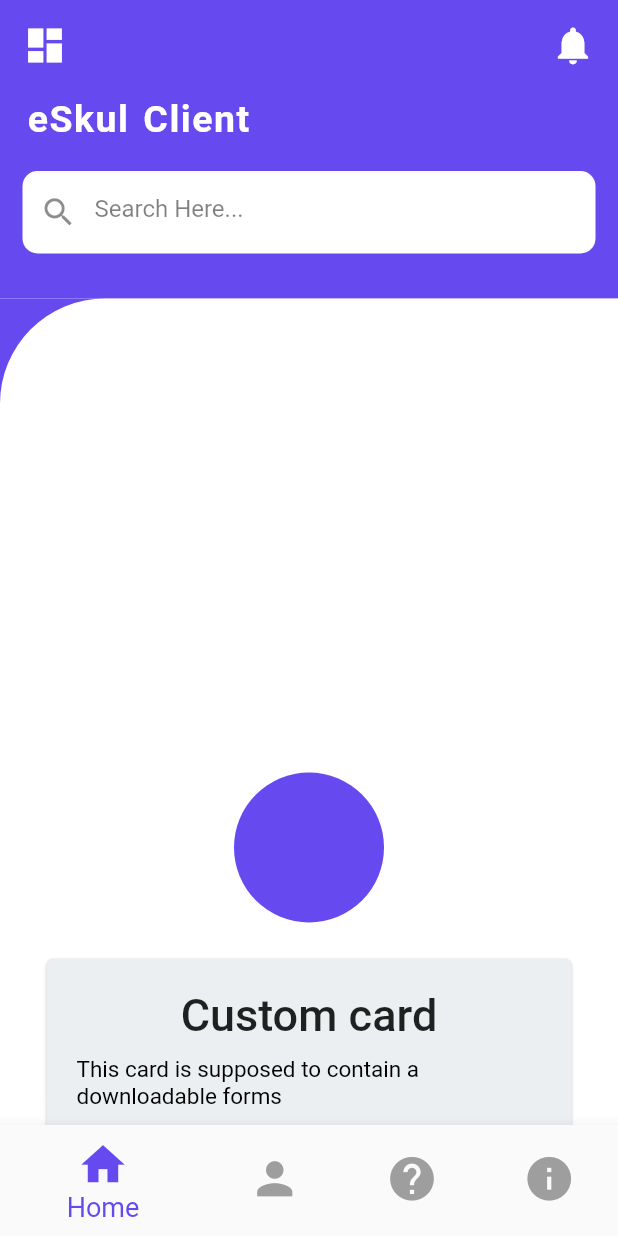
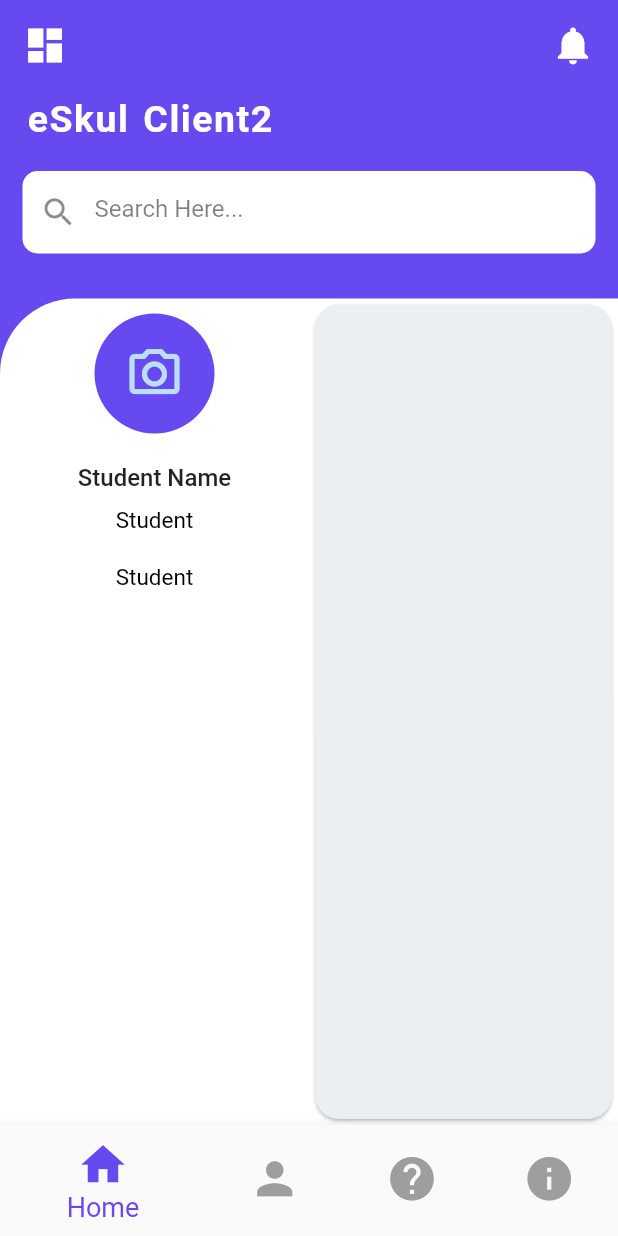
Before and after one commit to NellyLumor/eSkul, a Flutter app: the DocumentsCls screen opened directly, on a phone screen of 412 x 824 dp. Run offline on Flutter 3.47's test engine with Material 2 defaults, Android fonts, the phone set to English and light mode, and no system bars.

Commit message:
fix scrolling and layout on DocumentsCls

```diff
--- a/lib/main.dart
+++ b/lib/main.dart
@@ -2,12 +2,12 @@
 
 import 'package:flutter/material.dart';
 import 'package:eskul_project/screens/welcome_screen.dart';
+
 void main() {
   runApp(MyApp());
 }
 
 class MyApp extends StatelessWidget {
-
   @override
   Widget build(BuildContext context) {
     return MaterialApp(
--- a/lib/screens/home_screen.dart
+++ b/lib/screens/home_screen.dart
@@ -2,6 +2,7 @@ import 'package:flutter/material.dart';
 import 'package:eskul_project/screens/staff_screen.dart';
 import 'package:eskul_project/screens/pages.dart';
 import 'package:eskul_project/screens/administrator_screen.dart';
+
 // ignore: use_key_in_widget_constructors
 class HomePage extends StatelessWidget {
   @override
@@ -18,9 +19,9 @@ class HomePage extends StatelessWidget {
             child: Column(
               crossAxisAlignment: CrossAxisAlignment.start,
               children: [
-                Row(
+                const Row(
                   mainAxisAlignment: MainAxisAlignment.spaceBetween,
-                  children: const [
+                  children: [
                     Icon(
                       Icons.dashboard,
                       size: 30,
@@ -184,7 +185,8 @@ class HomePage extends StatelessWidget {
                                     context,
                                     MaterialPageRoute(
                                       //must be redirected to payment page before the login
-                                      builder: (context) => const DocumentsCls(),
+                                      builder: (context) =>
+                                          const DocumentsCls(),
                                     ),
                                   );
                                 },
@@ -214,10 +216,13 @@ class HomePage extends StatelessWidget {
                                     onTap: () {
                                       Navigator.push(
                                         context,
-                                            MaterialPageRoute(builder: (context) => const AdministratorPage()),
+                                        MaterialPageRoute(
+                                            builder: (context) =>
+                                                const AdministratorPage()),
                                       );
                                     },
-                                        child: const Text('Administrator',
+                                    child: const Text(
+                                      'Administrator',
                                       style: TextStyle(
                                         fontSize: 15,
                                         letterSpacing: 1,
@@ -234,10 +239,13 @@ class HomePage extends StatelessWidget {
                                     onTap: () {
                                       Navigator.push(
                                         context,
-                                            MaterialPageRoute(builder: (context) => const StaffPage()),
+                                        MaterialPageRoute(
+                                            builder: (context) =>
+                                                const StaffPage()),
                                       );
                                     },
-                                        child: const Text('Staff',
+                                    child: const Text(
+                                      'Staff',
                                       style: TextStyle(
                                         fontSize: 16,
                                         letterSpacing: 1,
--- a/lib/screens/pages.dart
+++ b/lib/screens/pages.dart
@@ -11,20 +11,24 @@ class _DocumentsClsState extends State<DocumentsCls> {
   @override
   Widget build(BuildContext context) {
     return Scaffold(
-      body: ListView(
+      backgroundColor: const Color(0xFF674AEF),
+      body: SafeArea(
+        child: Column(
           children: [
+            // top
             Container(
               // ignore: prefer_const_constructors
-            padding: EdgeInsets.only(top: 15, right: 15, left: 15, bottom: 10),
+              padding: const EdgeInsets.only(
+                  top: 15, right: 15, left: 15, bottom: 10),
               decoration: const BoxDecoration(
                 color: Color(0xFF674AEF),
               ),
               child: Column(
                 crossAxisAlignment: CrossAxisAlignment.start,
                 children: [
-                Row(
+                  const Row(
                     mainAxisAlignment: MainAxisAlignment.spaceBetween,
-                  children: const [
+                    children: [
                       Icon(
                         Icons.dashboard,
                         size: 30,
@@ -41,7 +45,7 @@ class _DocumentsClsState extends State<DocumentsCls> {
                   const Padding(
                     padding: EdgeInsets.only(left: 3, bottom: 15),
                     child: Text(
-                    "eSkul Client",
+                      "eSkul Client2",
                       style: TextStyle(
                         fontSize: 25,
                         fontWeight: FontWeight.w600,
@@ -76,69 +80,62 @@ class _DocumentsClsState extends State<DocumentsCls> {
                 ],
               ),
             ),
-          SizedBox(
-            width: MediaQuery.of(context).size.width,
-            height: MediaQuery.of(context).size.height,
-            child: Stack(
+
+            // card
+
+            // Align(
+            //   alignment: Alignment.bottomCenter,
+            //   child: Container(
+            //     width: MediaQuery.of(context).size.width,
+            //     height: MediaQuery.of(context).size.height, // "/ 0.45"
+            //     decoration: const BoxDecoration(
+            //       color: Color(0xFF674AEF),
+            //     ),
+            //   ),
+            // ),
+            Expanded(
+              child: Container(
+                decoration: const BoxDecoration(
+                  borderRadius: BorderRadius.only(
+                    topLeft: Radius.circular(50),
+                  ),
+                  color: Colors.white,
+                ),
+                width: double.infinity,
+                child: Row(
                   children: [
-                Stack(
+                    Expanded(
+                      child: Container(
+                        padding: const EdgeInsets.all(10),
+                        child: const Column(
                           children: [
-                    Align(
-                      alignment: Alignment.bottomCenter,
-                      child: Container(
-                        width: MediaQuery.of(context).size.width,
-                        height: MediaQuery.of(context).size.height, // "/ 0.45"
-                        decoration: const BoxDecoration(
-                          color: Color(0xFF674AEF),
+                            // this is where the forms goes
+                            CircleAvatar(
+                              radius: 40.0,
+                              backgroundColor: Color(0xFF674AEF),
+                              child: Icon(
+                                Icons.camera_alt_outlined,
+                                size: 40,
                               ),
                             ),
-                    ),
-                    Align(
-                      alignment: Alignment.bottomCenter,
-                      child: Container(
-                        width: MediaQuery.of(context).size.width,
-                        height: MediaQuery.of(context).size.height,
-                        padding: const EdgeInsets.only(top: 40, bottom: 30),
-                        decoration: const BoxDecoration(
-                          color: Colors.white,
-                          borderRadius: BorderRadius.only(
-                            topLeft: Radius.circular(70),
-                          ),
-                        ),
-                        child: Column(
-                          mainAxisAlignment: MainAxisAlignment.end,
-                          children: [
-                            // this is where the forms goes
-                            const CircleAvatar(
-                              radius: 50.0,
-                              backgroundColor: Color(0xFF674AEF),
-
-                            ),
-                            const SizedBox(
+                            SizedBox(
                               height: 20,
                             ),
-                            Card(
-                              shadowColor: Colors.black,
-                              color: Colors.blueGrey[50],
-                              child: SizedBox(
-                                width: 350,
-                                height: 350,
-                                child: Padding(
-                                  padding: const EdgeInsets.all(20.0),
-                                  child: Column(
-                                    children: const [
+
                             Text(
-                                        'Custom card',
+                              'Student Name',
                               style: TextStyle(
-                                          fontSize: 30,
+                                fontSize: 16,
                                 fontWeight: FontWeight.w500,
                               ), //TextStyle
-                                      ), //Text
+                            ),
+
+                            //Text
                             SizedBox(
                               height: 10,
                             ), //SizedBox
                             Text(
-                                        'This card is supposed to contain a downloadable forms',
+                              'Student',
                               style: TextStyle(
                                 fontSize: 15,
                                 color: Colors.black,
@@ -146,7 +143,34 @@ class _DocumentsClsState extends State<DocumentsCls> {
                             ), //Text
                             SizedBox(
                               height: 10,
+                            ),
+                            //Text
+                            SizedBox(
+                              height: 10,
                             ), //SizedBox
+                            Text(
+                              'Student',
+                              style: TextStyle(
+                                fontSize: 15,
+                                color: Colors.black,
+                              ), //TextStyle
+                            ),
+                          ],
+                        ),
+                      ),
+                    ),
+                    Expanded(
+                      child: Card(
+                        shadowColor: Colors.black,
+                        color: Colors.blueGrey[50],
+                        shape: RoundedRectangleBorder(
+                            borderRadius: BorderRadius.circular(16)),
+                        child: const SizedBox(
+                          // width: 350,
+                          // height: 350,
+                          child: Column(
+                            children: [
+                              //SizedBox
                               // SizedBox(
                               //   width: 100,
                               //   child: ElevatedButton(
@@ -170,13 +194,9 @@ class _DocumentsClsState extends State<DocumentsCls> {
                   ],
                 ),
               ),
-                    )
-                  ],
             ),
           ],
         ),
-          ),
-        ],
       ),
       bottomNavigationBar: BottomNavigationBar(
         iconSize: 35,
```
Also changed, not shown: lib/screens/welcome_screen.dart (+10 -13 lines), pubspec.lock, 1 other file. Lines whose indentation alone changed are shown as unchanged.
